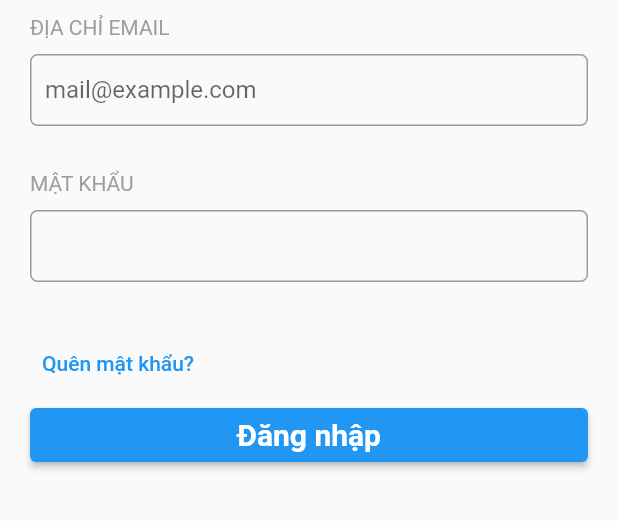
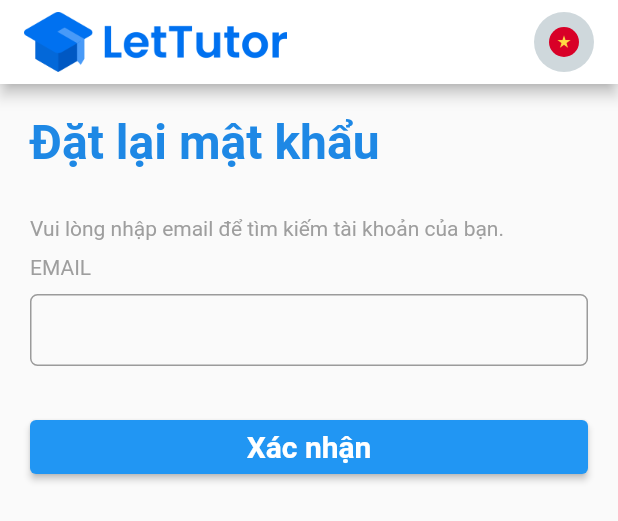
Before and after one commit to TrongPhuoc001/letutor, a Flutter app: the LoginForm widget shown alone on an empty page, opened directly, after a tap on "Quên mật khẩu?", on a phone screen of 412 x 824 dp. Shown: the top 521 px of the screen. Run offline on Flutter 3.47's test engine with Material 2 defaults, Android fonts, the phone set to English and light mode, and no system bars.

Commit message:
menu, banner, filter

```diff
--- /dev/null
+++ b/lib/model/user.dart
@@ -0,0 +1,6 @@
+class User {
+  const User({required this.avatar, required this.name, required this.email});
+  final String avatar;
+  final String name;
+  final String email;
+}
--- a/lib/themes/main_theme.dart
+++ b/lib/themes/main_theme.dart
@@ -1,16 +1,37 @@
 import 'package:flutter/material.dart';
 import 'package:lettutor/constants/assets.dart';
+import 'package:lettutor/ui/menu/menu.dart';
 import 'package:lettutor/widgets/border_icon.dart';
 
-Widget mainTheme({showMenu = true, child}) {
+import '../model/user.dart';
+
+Widget MainTheme({hideMenu = false, child, context, onMenu = false}) {
   Widget headerRight = Row(
     children: [
       borderIcon(Image.asset(Assets.iconVietnam)),
-      !showMenu
-          ? Container(
+      hideMenu
+          ? const SizedBox()
+          : Container(
               margin: const EdgeInsets.only(left: 10),
-              child: borderIcon(Image.asset(Assets.iconMenu)))
-          : const SizedBox(),
+              child: IconButton(
+                padding: const EdgeInsets.all(0),
+                icon: borderIcon(Image.asset(Assets.iconMenu)),
+                onPressed: () {
+                  if (onMenu) {
+                    Navigator.pop(context);
+                  } else {
+                    Navigator.push(
+                        context,
+                        MaterialPageRoute(
+                            builder: (context) => const Menu(
+                                user: User(
+                                    avatar:
+                                        "https://sandbox.api.lettutor.com/avatar/f569c202-7bbf-4620-af77-ecc1419a6b28avatar1657037111897.jpg",
+                                    name: "Long Long",
+                                    email: 'student@lettutor.com'))));
+                  }
+                },
+              )),
     ],
   );
 
--- /dev/null
+++ b/lib/ui/forget_password/forget_password.dart
@@ -0,0 +1,72 @@
+import 'package:flutter/material.dart';
+import 'package:lettutor/themes/main_theme.dart';
+
+class ForgetPassword extends StatelessWidget {
+  const ForgetPassword({super.key});
+
+  @override
+  Widget build(BuildContext context) {
+    return MainTheme(
+      context: context,
+      hideMenu: true,
+      child: Container(
+          padding: const EdgeInsets.fromLTRB(20, 10, 20, 10),
+          child: Column(
+              crossAxisAlignment: CrossAxisAlignment.start,
+              mainAxisAlignment: MainAxisAlignment.center,
+              children: [
+                Container(
+                  padding: EdgeInsets.fromLTRB(0, 10, 0, 20),
+                  child: Text(
+                    'Đặt lại mật khẩu',
+                    style: TextStyle(
+                        fontSize: 32,
+                        color: Colors.blue[600],
+                        fontWeight: FontWeight.bold),
+                    textAlign: TextAlign.center,
+                  ),
+                ),
+                const Padding(
+                  padding: EdgeInsets.fromLTRB(0, 10, 0, 10),
+                  child: Text(
+                    'Vui lòng nhập email để tìm kiếm tài khoản của bạn.',
+                    style: TextStyle(
+                      fontSize: 14,
+                      color: Colors.grey,
+                    ),
+                    textAlign: TextAlign.left,
+                  ),
+                ),
+                const Text(
+                  'EMAIL',
+                  style: TextStyle(
+                    fontSize: 14,
+                    color: Colors.grey,
+                  ),
+                  textAlign: TextAlign.left,
+                ),
+                const Padding(
+                    padding: EdgeInsets.fromLTRB(0, 10, 0, 30),
+                    child: TextField(
+                      decoration: InputDecoration(
+                        contentPadding: EdgeInsets.fromLTRB(10, 0, 10, 0),
+                        border: OutlineInputBorder(
+                            borderRadius: BorderRadius.all(Radius.circular(5)),
+                            gapPadding: 0),
+                      ),
+                    )),
+                Row(
+                  children: [
+                    Expanded(
+                        child: ElevatedButton(
+                      onPressed: () {},
+                      child: const Text('Xác nhận',
+                          style: TextStyle(
+                              fontSize: 20, fontWeight: FontWeight.bold)),
+                    ))
+                  ],
+                ),
+              ])),
+    );
+  }
+}
--- a/lib/ui/login/login.dart
+++ b/lib/ui/login/login.dart
@@ -12,8 +12,9 @@ class Login extends StatelessWidget {
 
   @override
   Widget build(BuildContext context) {
-    return mainTheme(
-      showMenu: false,
+    return MainTheme(
+      hideMenu: true,
+      context: context,
       child: Center(
         child: Column(
           children: [
--- a/lib/ui/login/widgets/login_form.dart
+++ b/lib/ui/login/widgets/login_form.dart
@@ -1,5 +1,6 @@
 import 'package:flutter/cupertino.dart';
 import 'package:flutter/material.dart';
+import 'package:lettutor/ui/forget_password/forget_password.dart';
 
 import '../../my_app.dart';
 
@@ -35,7 +36,7 @@ Widget LoginForm(context) {
           textAlign: TextAlign.left,
         ),
         const Padding(
-            padding: EdgeInsets.fromLTRB(0, 10, 0, 30),
+            padding: EdgeInsets.fromLTRB(0, 10, 0, 10),
             child: TextField(
               decoration: InputDecoration(
                 contentPadding: EdgeInsets.fromLTRB(10, 0, 10, 0),
@@ -46,7 +47,14 @@ Widget LoginForm(context) {
               enableSuggestions: false,
               autocorrect: false,
             )),
-        TextButton(onPressed: () {}, child: const Text('Quên mật khẩu?')),
+        TextButton(
+            onPressed: () {
+              Navigator.push(
+                  context,
+                  MaterialPageRoute(
+                      builder: (context) => const ForgetPassword()));
+            },
+            child: const Text('Quên mật khẩu?')),
         Row(
           children: [
             Expanded(
--- a/lib/widgets/border_icon.dart
+++ b/lib/widgets/border_icon.dart
@@ -1,14 +1,14 @@
 import 'package:flutter/material.dart';
 import 'package:flutter/widgets.dart';
 
-Widget borderIcon(Widget icon) {
+Widget borderIcon(Widget icon, {double padding = 10, double size = 10}) {
   return Container(
-    padding: const EdgeInsets.all(10),
+    padding: EdgeInsets.all(padding),
     decoration:
         BoxDecoration(color: Colors.blueGrey[100], shape: BoxShape.circle),
     child: ClipOval(
       child: SizedBox.fromSize(
-        size: const Size.fromRadius(10), // Image radius
+        size: Size.fromRadius(size), // Image radius
         child: icon,
       ),
     ),
```
Also changed, not shown: lib/ui/menu/menu.dart (added, +111 -0 lines), lib/ui/my_app.dart (+151 -4 lines), lib/ui/profile/profile.dart (added, +18 -0 lines).
